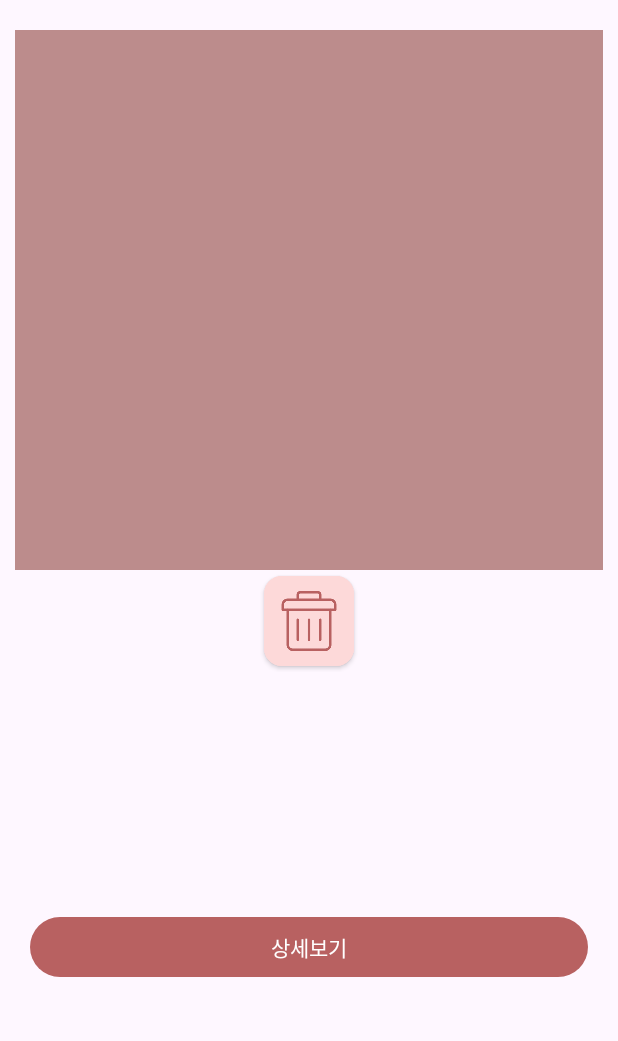
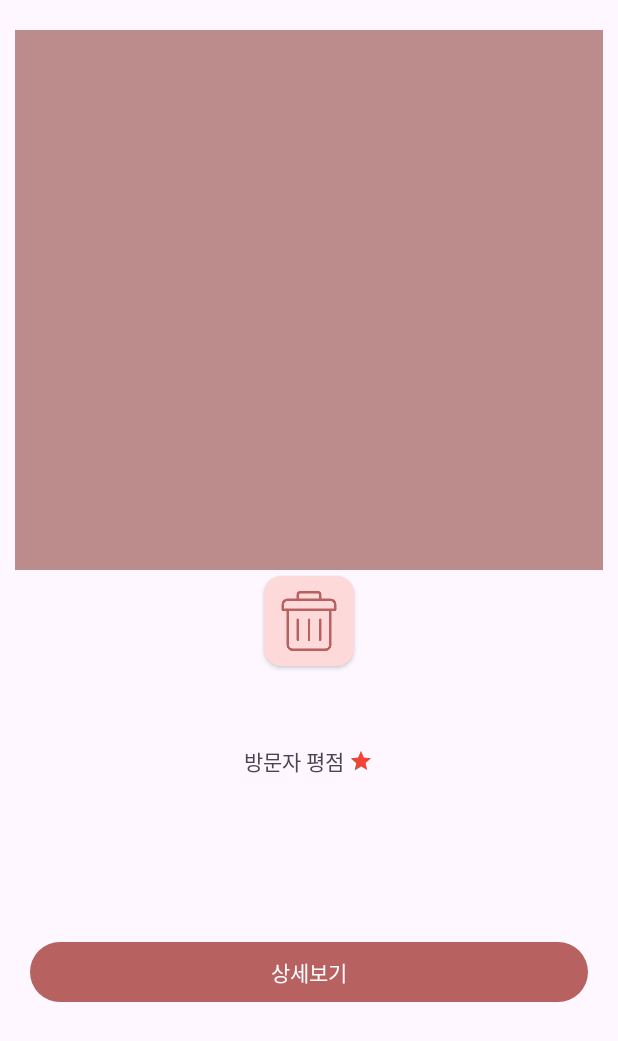
Before and after one commit to jhp3362/2022PROJECT1, an Android app: the layout fragment_favor_reject_view.xml on its own in the app's theme, with its tools: preview values and no code run, on a phone screen of 412 x 824 dp. Shown: the top 1041 px of the screen. Run offline under Robolectric (Android 15) with nearby library versions, the light colour scheme and no system bars.

Commit message:
오류 수정 + 방문자평점

```diff
--- a/app/src/main/java/com/example/zolp/FavoritesAdapter.java
+++ b/app/src/main/java/com/example/zolp/FavoritesAdapter.java
@@ -73,6 +73,7 @@ public class FavoritesAdapter extends RecyclerView.Adapter<FavoritesAdapter.View
         public final TextView keywords;
         public final TextView location;
         public final TextView phoneNumber;
+        public final TextView visitorRating;
         public final ImageView imageView;
         public final Button button, delete, transitRouter, carRouter;
         public LinearLayout routeLayout;
@@ -83,6 +84,7 @@ public class FavoritesAdapter extends RecyclerView.Adapter<FavoritesAdapter.View
             keywords = binding.keywords;
             location = binding.location;
             phoneNumber = binding.phoneNumber;
+            visitorRating = binding.visitorRating;
             imageView = binding.image;
             button = binding.button;
             delete = binding.delete;
@@ -121,6 +123,7 @@ public class FavoritesAdapter extends RecyclerView.Adapter<FavoritesAdapter.View
             keywords.setText(info.keyword);
             location.setText(info.location);
             phoneNumber.setText(info.phoneNumber);
+            visitorRating.setText(info.visitorRating);
             routeLayout.setVisibility(View.VISIBLE);
 
             if(info.imageUrl != null) {
--- a/app/src/main/java/com/example/zolp/FavoritesFragment.java
+++ b/app/src/main/java/com/example/zolp/FavoritesFragment.java
@@ -64,9 +64,10 @@ public class FavoritesFragment extends Fragment {
                                 String x = document.getString("x");
                                 String y = document.getString("y");
                                 String phoneNumber = document.getString("phoneNumber");
+                                String visitorRating = document.getString("visitorRating");
                                 String webUrl = document.getString("webUrl");
                                 String keyword = document.getString("keyword");
-                                RestaurantInfo info = new RestaurantInfo(id, name, imageUrl, location, x, y,phoneNumber,webUrl,keyword,false);
+                                RestaurantInfo info = new RestaurantInfo(id, name, imageUrl, location, x, y,phoneNumber,visitorRating,webUrl,keyword,false);
                                 adapter.addItem(info);
                             }
                             pager.setAdapter(adapter);
--- a/app/src/main/java/com/example/zolp/ImageActivity.java
+++ b/app/src/main/java/com/example/zolp/ImageActivity.java
@@ -88,11 +88,9 @@ public class ImageActivity extends AppCompatActivity {
             public void onClick(View view) {
                 if(infoLayout.getVisibility()==View.INVISIBLE) {
                     infoLayout.setVisibility(View.VISIBLE);
-                    Log.d("asdad","11");
                 }
                 else{
                     infoLayout.setVisibility(View.INVISIBLE);
-                    Log.d("asdad","21");
                 }
             }
         });
--- a/app/src/main/java/com/example/zolp/ItemSearchOptionsAdapter.java
+++ b/app/src/main/java/com/example/zolp/ItemSearchOptionsAdapter.java
@@ -38,7 +38,7 @@ public class ItemSearchOptionsAdapter  extends RecyclerView.Adapter<ItemSearchOp
         holder.textView.setText(list.get(position));
         if(position==selectedNum){
             holder.textView.setBackgroundResource(R.drawable.location_and_keyword_selected_box);
-            holder.textView.setTextColor(Color.parseColor("#000000"));
+            holder.textView.setTextColor(Color.parseColor("#FFFFFF"));
         }
         else{
             holder.textView.setBackgroundResource(R.drawable.location_and_keyword_box);
--- a/app/src/main/java/com/example/zolp/LoginFragment.java
+++ b/app/src/main/java/com/example/zolp/LoginFragment.java
@@ -78,6 +78,7 @@ public class LoginFragment extends Fragment {
             @Override
             public void onComplete(@NonNull Task<AuthResult> task) {
                 if(task.isSuccessful()){
+                    main.getSupportFragmentManager().popBackStack();
                     main.getSupportFragmentManager().beginTransaction().replace(R.id.fragment_content_main, new MainFragment()).commit();
                 }
                 else{
--- a/app/src/main/java/com/example/zolp/RecommendViewAdapter.java
+++ b/app/src/main/java/com/example/zolp/RecommendViewAdapter.java
@@ -75,6 +75,7 @@ public class RecommendViewAdapter extends RecyclerView.Adapter<RecommendViewAdap
         public final TextView keyword;
         public final TextView location;
         public final TextView phoneNumber;
+        public final TextView visitorRating;
         public final ImageView imageView;
         public final Button button, favorites, rejection, carRouter, transitRouter;
         public Boolean isFavorites;
@@ -86,6 +87,7 @@ public class RecommendViewAdapter extends RecyclerView.Adapter<RecommendViewAdap
             keyword = binding.keyword;
             location = binding.location;
             phoneNumber = binding.phoneNumber;
+            visitorRating = binding.visitorRating;
             imageView = binding.image;
             button = binding.button;
 
@@ -130,6 +132,7 @@ public class RecommendViewAdapter extends RecyclerView.Adapter<RecommendViewAdap
             keyword.setText(info.keyword);
             location.setText(info.location);
             phoneNumber.setText(info.phoneNumber);
+            visitorRating.setText(info.visitorRating);
             isFavorites = info.isFavorites;
 
             if(info.imageUrl != null) {
--- a/app/src/main/java/com/example/zolp/RejectionsAdapter.java
+++ b/app/src/main/java/com/example/zolp/RejectionsAdapter.java
@@ -72,6 +72,7 @@ public class RejectionsAdapter extends RecyclerView.Adapter<RejectionsAdapter.Vi
         public final TextView keywords;
         public final TextView location;
         public final TextView phoneNumber;
+        public final TextView visitorRating;
         public final ImageView imageView;
         public final Button button, delete;
 
@@ -81,6 +82,7 @@ public class RejectionsAdapter extends RecyclerView.Adapter<RejectionsAdapter.Vi
             keywords = binding.keywords;
             location = binding.location;
             phoneNumber = binding.phoneNumber;
+            visitorRating = binding.visitorRating;
             imageView = binding.image;
             button = binding.button;
             delete = binding.delete;
@@ -104,6 +106,7 @@ public class RejectionsAdapter extends RecyclerView.Adapter<RejectionsAdapter.Vi
             keywords.setText(info.keyword);
             location.setText(info.location);
             phoneNumber.setText(info.phoneNumber);
+            visitorRating.setText(info.visitorRating);
 
             if(info.imageUrl != null) {
                 Glide.with(context).load(info.imageUrl).transition(DrawableTransitionOptions.withCrossFade()).into(imageView);
--- a/app/src/main/java/com/example/zolp/RejectionsFragment.java
+++ b/app/src/main/java/com/example/zolp/RejectionsFragment.java
@@ -63,9 +63,10 @@ public class RejectionsFragment extends Fragment {
                                 String imageUrl = document.getString("imageUrl");
                                 String location = document.getString("location");
                                 String phoneNumber = document.getString("phoneNumber");
+                                String visitorRating = document.getString("visitorRating");
                                 String webUrl = document.getString("webUrl");
                                 String keyword = document.getString("keyword");
-                                RestaurantInfo info = new RestaurantInfo(id, name, imageUrl, location, "","",phoneNumber,webUrl,keyword,false);
+                                RestaurantInfo info = new RestaurantInfo(id, name, imageUrl, location, "","",phoneNumber,visitorRating,webUrl,keyword,false);
                                 adapter.addItem(info);
                             }
                             pager.setAdapter(adapter);
--- a/app/src/main/java/com/example/zolp/RestaurantInfo.java
+++ b/app/src/main/java/com/example/zolp/RestaurantInfo.java
@@ -1,11 +1,11 @@
 package com.example.zolp;
 
 public class RestaurantInfo {
-    public String id, name, imageUrl, x, y, location, phoneNumber, webUrl;
+    public String id, name, imageUrl, x, y, location, phoneNumber, webUrl, visitorRating;
     public String keyword;
     public Boolean isFavorites;
 
-    public RestaurantInfo(String id, String name, String imageUrl, String location, String x, String y, String phoneNumber, String webUrl, String keyword, Boolean isFavorites) {
+    public RestaurantInfo(String id, String name, String imageUrl, String location, String x, String y, String phoneNumber, String visitorRating, String webUrl, String keyword, Boolean isFavorites) {
         this.id = id;
         this.name = name;
         this.imageUrl = imageUrl;
@@ -13,6 +13,7 @@ public class RestaurantInfo {
         this.x = x;
         this.y = y;
         this.phoneNumber = phoneNumber;
+        this.visitorRating = visitorRating;
         this.webUrl = webUrl;
         this.keyword = keyword;
         this.isFavorites = isFavorites;
--- a/app/src/main/res/layout/fragment_favor_reject_view.xml
+++ b/app/src/main/res/layout/fragment_favor_reject_view.xml
@@ -53,7 +53,7 @@
             android:layout_height="wrap_content"
             android:orientation="vertical"
             android:paddingStart="20dp"
-            android:paddingTop="15dp"
+            android:paddingTop="5dp"
             android:paddingEnd="20dp"
             android:paddingBottom="15dp"
             app:layout_constraintEnd_toEndOf="parent"
@@ -64,9 +64,37 @@
                 android:id="@+id/name"
                 android:layout_width="match_parent"
                 android:layout_height="wrap_content"
+                android:layout_marginBottom="5dp"
+                android:gravity="center"
+                android:textSize="28sp" />
+
+            <LinearLayout
+                android:layout_width="match_parent"
+                android:layout_height="wrap_content"
                 android:layout_marginBottom="10dp"
                 android:gravity="center"
-                android:textSize="28sp" />
+                android:orientation="horizontal">
+
+                <TextView
+                    android:id="@+id/textView6"
+                    android:layout_width="wrap_content"
+                    android:layout_height="wrap_content"
+                    android:text="방문자 평점 " />
+
+                <RatingBar
+                    style="@style/Widget.AppCompat.RatingBar.Small"
+                    android:layout_width="wrap_content"
+                    android:layout_height="wrap_content"
+                    android:isIndicator="true"
+                    android:numStars="1"
+                    android:progressTint="#F44336"
+                    android:rating="1" />
+
+                <TextView
+                    android:id="@+id/visitor_rating"
+                    android:layout_width="wrap_content"
+                    android:layout_height="wrap_content" />
+            </LinearLayout>
 
             <TextView
                 android:id="@+id/keywords"
--- a/app/src/main/res/layout/fragment_item.xml
+++ b/app/src/main/res/layout/fragment_item.xml
@@ -89,6 +89,7 @@
         android:layout_height="wrap_content"
         android:layout_gravity="center"
         android:text="추천 결과가 없습니다.."
+        android:textSize="18sp"
         android:visibility="invisible" />
 
     <LinearLayout
@@ -109,6 +110,7 @@
             android:layout_height="wrap_content"
             android:layout_gravity="center"
             android:layout_marginTop="3dp"
+            android:textSize="18sp"
             android:text="로딩 중입니다. 잠시만 기다려주세요." />
     </LinearLayout>
 </FrameLayout>
```
Also changed, not shown: app/build.gradle (+4 -4 lines), app/src/main/java/com/example/zolp/ItemFragment.java (+10 -1 lines), app/src/main/res/layout/fragment_item_view.xml (+30 -2 lines).
